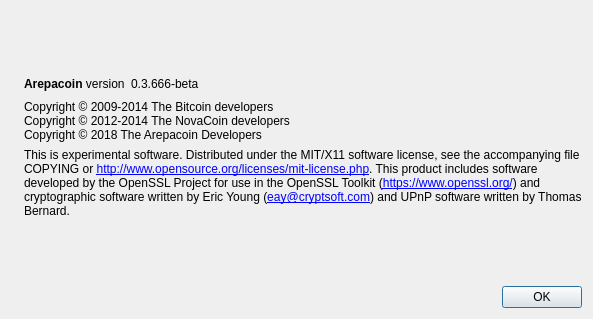
Above: src/qt/forms/aboutdialog.ui from ProjectArepa/ArepaCoin before the change. Below: the same form after it.
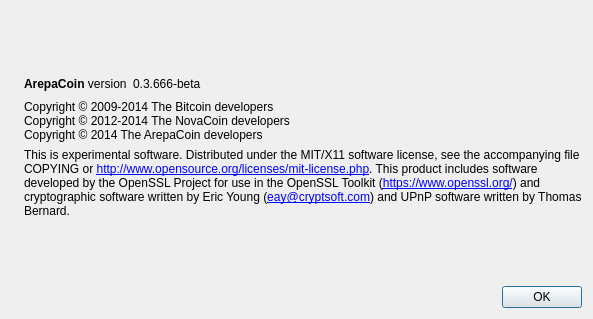
That is the form after the change. Icons and pictures are not drawn.

Patch:
```diff
--- a/src/qt/forms/aboutdialog.ui
+++ b/src/qt/forms/aboutdialog.ui
@@ -50,7 +50,7 @@
           <cursorShape>IBeamCursor</cursorShape>
          </property>
          <property name="text">
-          <string>&lt;b&gt;Arepacoin&lt;/b&gt; version</string>
+          <string>&lt;b&gt;ArepaCoin&lt;/b&gt; version</string>
          </property>
          <property name="textInteractionFlags">
           <set>Qt::LinksAccessibleByMouse|Qt::TextSelectableByKeyboard|Qt::TextSelectableByMouse</set>
@@ -93,7 +93,7 @@
        <property name="text">
         <string>Copyright © 2009-2014 The Bitcoin developers
 Copyright © 2012-2014 The NovaCoin developers
-Copyright © 2018 The Arepacoin Developers</string>
+Copyright © 2014 The ArepaCoin developers</string>
        </property>
        <property name="textInteractionFlags">
         <set>Qt::LinksAccessibleByMouse|Qt::TextSelectableByKeyboard|Qt::TextSelectableByMouse</set>
```
Left out of the diff: 2 changed lines with no effect on the pictures.
